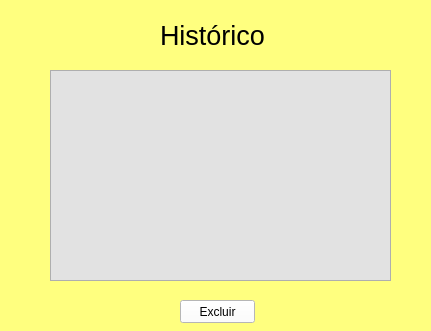
This is Sistema/historico.ui in joaopblume/sistema-estoque as Qt 5 draws it before an edit. The edited form follows.
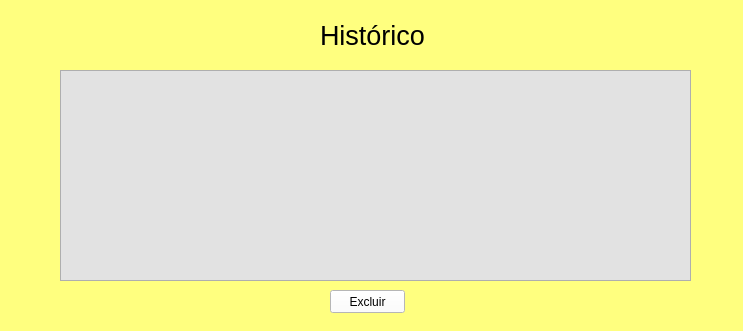
This is the edited form.

Commit message: historico de vendas comitado

Patch:
```diff
--- a/Sistema/historico.ui
+++ b/Sistema/historico.ui
@@ -6,7 +6,7 @@
    <rect>
     <x>0</x>
     <y>0</y>
-    <width>431</width>
+    <width>743</width>
     <height>331</height>
    </rect>
   </property>
@@ -19,7 +19,7 @@
   <widget class="QLabel" name="label">
    <property name="geometry">
     <rect>
-     <x>160</x>
+     <x>320</x>
      <y>10</y>
      <width>111</width>
      <height>51</height>
@@ -37,9 +37,9 @@
   <widget class="QTableWidget" name="tableWidget">
    <property name="geometry">
     <rect>
-     <x>50</x>
+     <x>60</x>
      <y>70</y>
-     <width>341</width>
+     <width>631</width>
      <height>211</height>
     </rect>
    </property>
@@ -50,8 +50,8 @@
   <widget class="QPushButton" name="pushButton">
    <property name="geometry">
     <rect>
-     <x>180</x>
-     <y>300</y>
+     <x>330</x>
+     <y>290</y>
      <width>75</width>
      <height>23</height>
     </rect>
```
The commit also changes 1 other file.
